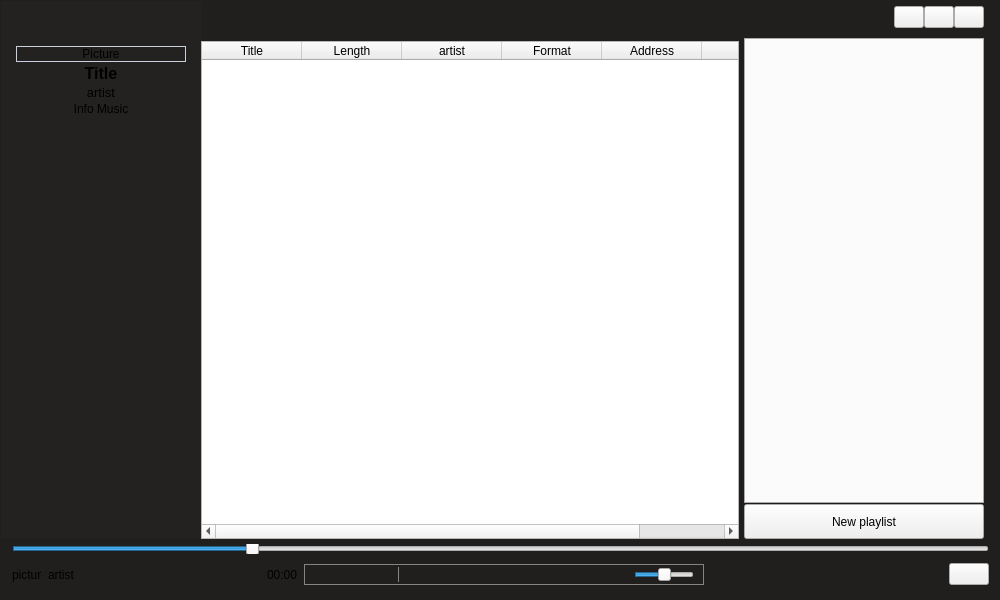
First picture: the form in home.ui, repository rivali-13/jukebox, before the edit.
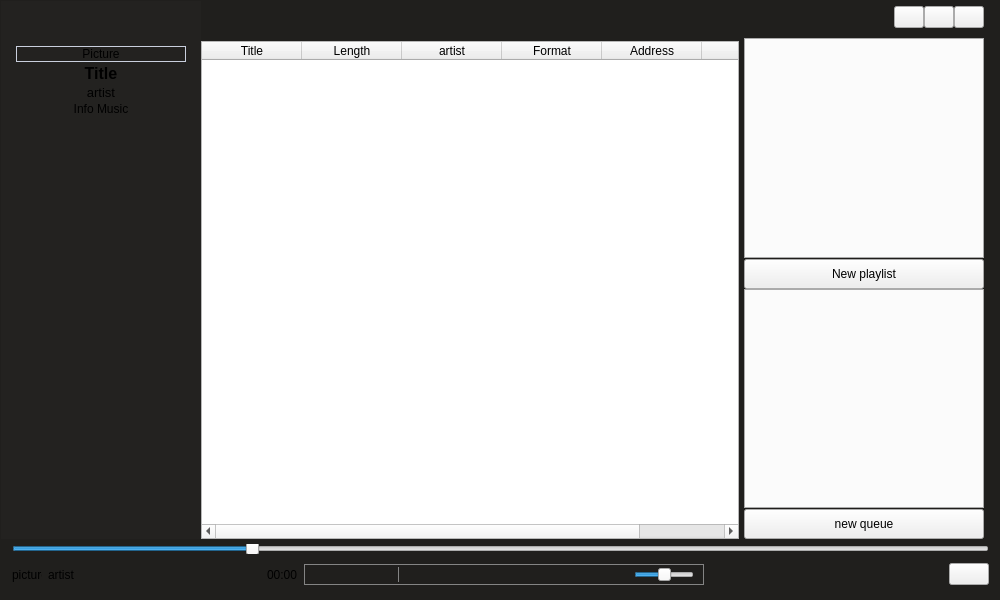
Second picture: the form after the edit. Icons and pictures are not drawn.

```diff
--- a/home.ui
+++ b/home.ui
@@ -522,7 +522,7 @@
                   <property name="minimumSize">
                    <size>
                     <width>0</width>
-                    <height>35</height>
+                    <height>30</height>
                    </size>
                   </property>
                   <property name="text">
@@ -536,6 +536,29 @@
                   </property>
                  </widget>
                 </item>
+                <item>
+                 <widget class="QTabWidget" name="tab_queue">
+                  <property name="maximumSize">
+                   <size>
+                    <width>16777215</width>
+                    <height>16777215</height>
+                   </size>
+                  </property>
+                 </widget>
+                </item>
+                <item>
+                 <widget class="QPushButton" name="pushButton">
+                  <property name="minimumSize">
+                   <size>
+                    <width>0</width>
+                    <height>30</height>
+                   </size>
+                  </property>
+                  <property name="text">
+                   <string>new queue</string>
+                  </property>
+                 </widget>
+                </item>
                 <item>
                  <widget class="QWidget" name="widget_4" native="true"/>
                 </item>
```
Left out of the diff: 6 changed lines with no effect on the pictures.
